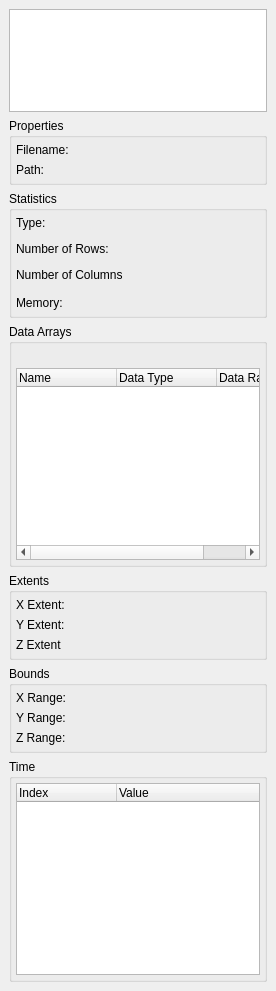
First picture: the form in Qt/Components/Resources/UI/pqProxyInformationWidget.ui, repository Kitware/ParaView, before the edit.
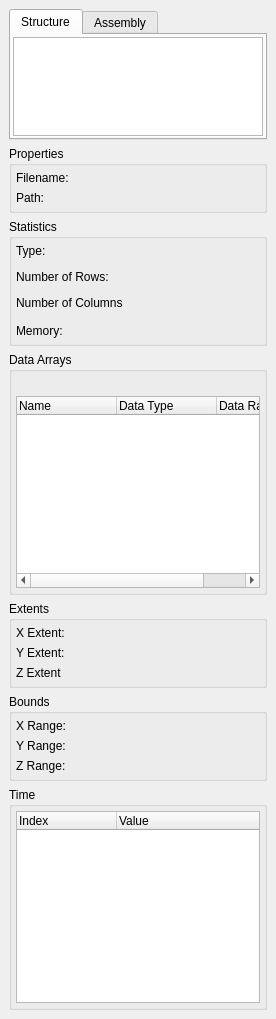
Second picture: the form after the edit. The open tabs and pages were chosen to show the change. Custom widgets are drawn as their Qt base class.

Commit message:
support data assembly
Adding ParaView components to support vtkDataAssembly. Adding support to
ServerManager to collect information about vtkDataAssembly. Adding
ability to define properties that use vtkDataAssembly. Adding Qt
components for using vtkDataAssembly to generate UI.

The edit to the form file:
```diff
--- a/Qt/Components/Resources/UI/pqProxyInformationWidget.ui
+++ b/Qt/Components/Resources/UI/pqProxyInformationWidget.ui
@@ -7,7 +7,7 @@
     <x>0</x>
     <y>0</y>
     <width>276</width>
-    <height>991</height>
+    <height>1019</height>
    </rect>
   </property>
   <property name="sizePolicy">
@@ -27,10 +27,68 @@
     <number>9</number>
    </property>
    <item>
-    <widget class="pqTreeView" name="compositeTree">
-     <property name="uniformRowHeights">
-      <bool>true</bool>
+    <widget class="QTabWidget" name="hierarchyTabWidget">
+     <property name="currentIndex">
+      <number>0</number>
      </property>
+     <widget class="QWidget" name="tab">
+      <attribute name="title">
+       <string>Structure</string>
+      </attribute>
+      <layout class="QVBoxLayout" name="verticalLayout">
+       <property name="leftMargin">
+        <number>2</number>
+       </property>
+       <property name="topMargin">
+        <number>2</number>
+       </property>
+       <property name="rightMargin">
+        <number>2</number>
+       </property>
+       <property name="bottomMargin">
+        <number>2</number>
+       </property>
+       <item>
+        <widget class="pqTreeView" name="compositeTree">
+         <property name="uniformRowHeights">
+          <bool>true</bool>
+         </property>
+         <attribute name="headerVisible">
+          <bool>false</bool>
+         </attribute>
+        </widget>
+       </item>
+      </layout>
+     </widget>
+     <widget class="QWidget" name="tab_2">
+      <attribute name="title">
+       <string>Assembly</string>
+      </attribute>
+      <layout class="QVBoxLayout" name="verticalLayout_2">
+       <property name="leftMargin">
+        <number>2</number>
+       </property>
+       <property name="topMargin">
+        <number>2</number>
+       </property>
+       <property name="rightMargin">
+        <number>2</number>
+       </property>
+       <property name="bottomMargin">
+        <number>2</number>
+       </property>
+       <item>
+        <widget class="pqTreeView" name="assemblyTree">
+         <property name="uniformRowHeights">
+          <bool>true</bool>
+         </property>
+         <attribute name="headerVisible">
+          <bool>false</bool>
+         </attribute>
+        </widget>
+       </item>
+      </layout>
+     </widget>
     </widget>
    </item>
    <item>
@@ -258,7 +316,7 @@
            <number>0</number>
           </property>
           <property name="horizontalSpacing">
-           <number>-1</number>
+           <number>6</number>
           </property>
           <property name="verticalSpacing">
            <number>4</number>
```
Left out of the diff: 11 changed lines with no effect on the pictures. The commit also changes 26 other files.
